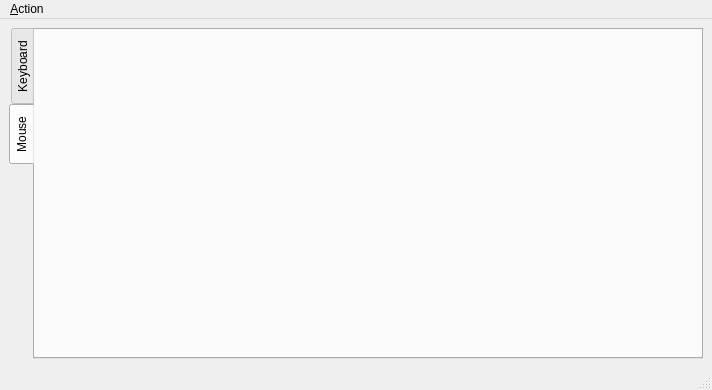
This is src/logitechapplet.ui in ChaosWars/logitechapplet as Qt 5 draws it before an edit. The edited form follows.
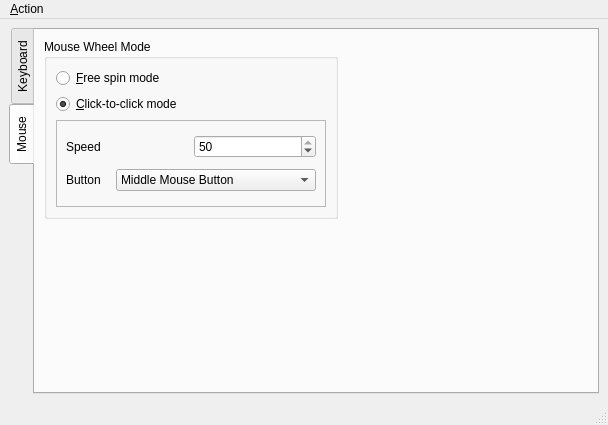
This is the edited form. Icons and pictures are not drawn.

The edit to the form file:
```diff
--- a/src/logitechapplet.ui
+++ b/src/logitechapplet.ui
@@ -6,8 +6,8 @@
    <rect>
     <x>0</x>
     <y>0</y>
-    <width>712</width>
-    <height>390</height>
+    <width>598</width>
+    <height>425</height>
    </rect>
   </property>
   <property name="windowTitle" >
@@ -198,6 +198,183 @@
        <attribute name="title" >
         <string>Mouse</string>
        </attribute>
+       <layout class="QGridLayout" >
+        <item row="0" column="0" >
+         <widget class="QGroupBox" name="mouseWheelModeGroupBox" >
+          <property name="minimumSize" >
+           <size>
+            <width>290</width>
+            <height>180</height>
+           </size>
+          </property>
+          <property name="title" >
+           <string>Mouse Wheel Mode</string>
+          </property>
+          <layout class="QVBoxLayout" >
+           <item>
+            <widget class="QRadioButton" name="freeSpinRadioButton" >
+             <property name="text" >
+              <string>&amp;Free spin mode</string>
+             </property>
+            </widget>
+           </item>
+           <item>
+            <widget class="QRadioButton" name="clickToClickRadioButton" >
+             <property name="text" >
+              <string>&amp;Click-to-click mode</string>
+             </property>
+             <property name="checked" >
+              <bool>true</bool>
+             </property>
+            </widget>
+           </item>
+           <item>
+            <widget class="QFrame" name="clickToClickFrame" >
+             <property name="minimumSize" >
+              <size>
+               <width>270</width>
+               <height>80</height>
+              </size>
+             </property>
+             <property name="frameShape" >
+              <enum>QFrame::StyledPanel</enum>
+             </property>
+             <property name="frameShadow" >
+              <enum>QFrame::Raised</enum>
+             </property>
+             <layout class="QVBoxLayout" >
+              <item>
+               <layout class="QHBoxLayout" >
+                <item>
+                 <widget class="QLabel" name="speedLabel" >
+                  <property name="text" >
+                   <string>Speed</string>
+                  </property>
+                 </widget>
+                </item>
+                <item>
+                 <widget class="QSpinBox" name="speedSpinBox" >
+                  <property name="minimumSize" >
+                   <size>
+                    <width>0</width>
+                    <height>22</height>
+                   </size>
+                  </property>
+                  <property name="toolTip" >
+                   <string>&lt;html>&lt;head>&lt;meta name="qrichtext" content="1" />&lt;style type="text/css">
+p, li { white-space: pre-wrap; }
+&lt;/style>&lt;/head>&lt;body style=" font-family:'Sans Serif'; font-size:9pt; font-weight:400; font-style:normal;">
+&lt;p style=" margin-top:0px; margin-bottom:0px; margin-left:0px; margin-right:0px; -qt-block-indent:0; text-indent:0px;">Speed at which to switch to free-spin mode. Values range from 0 - 50, with a value of 0 disabling switching to free-spin mode.&lt;/p>&lt;/body>&lt;/html></string>
+                  </property>
+                  <property name="maximum" >
+                   <number>50</number>
+                  </property>
+                  <property name="value" >
+                   <number>50</number>
+                  </property>
+                 </widget>
+                </item>
+               </layout>
+              </item>
+              <item>
+               <layout class="QHBoxLayout" >
+                <item>
+                 <widget class="QLabel" name="buttonLabel" >
+                  <property name="text" >
+                   <string>Button</string>
+                  </property>
+                 </widget>
+                </item>
+                <item>
+                 <widget class="QComboBox" name="buttonComboBox" >
+                  <property name="minimumSize" >
+                   <size>
+                    <width>200</width>
+                    <height>22</height>
+                   </size>
+                  </property>
+                  <item>
+                   <property name="text" >
+                    <string>Middle Mouse Button</string>
+                   </property>
+                  </item>
+                  <item>
+                   <property name="text" >
+                    <string>Rear Thumb Button</string>
+                   </property>
+                  </item>
+                  <item>
+                   <property name="text" >
+                    <string>Front Thumb Button</string>
+                   </property>
+                  </item>
+                  <item>
+                   <property name="text" >
+                    <string>Find Button</string>
+                   </property>
+                  </item>
+                  <item>
+                   <property name="text" >
+                    <string>Wheel Left Tilt</string>
+                   </property>
+                  </item>
+                  <item>
+                   <property name="text" >
+                    <string>Wheel Right Tilt</string>
+                   </property>
+                  </item>
+                  <item>
+                   <property name="text" >
+                    <string>Thumb Wheel Forward</string>
+                   </property>
+                  </item>
+                  <item>
+                   <property name="text" >
+                    <string>Thumb Wheel Backwards</string>
+                   </property>
+                  </item>
+                  <item>
+                   <property name="text" >
+                    <string>Thumb Wheel Clicked</string>
+                   </property>
+                  </item>
+                 </widget>
+                </item>
+               </layout>
+              </item>
+             </layout>
+            </widget>
+           </item>
+          </layout>
+         </widget>
+        </item>
+        <item row="0" column="1" >
+         <spacer>
+          <property name="orientation" >
+           <enum>Qt::Horizontal</enum>
+          </property>
+          <property name="sizeHint" >
+           <size>
+            <width>141</width>
+            <height>20</height>
+           </size>
+          </property>
+         </spacer>
+        </item>
+        <item row="1" column="0" >
+         <spacer>
+          <property name="orientation" >
+           <enum>Qt::Vertical</enum>
+          </property>
+          <property name="sizeHint" >
+           <size>
+            <width>20</width>
+            <height>31</height>
+           </size>
+          </property>
+         </spacer>
+        </item>
+       </layout>
       </widget>
      </widget>
     </item>
@@ -208,8 +385,8 @@
     <rect>
      <x>0</x>
      <y>0</y>
-     <width>712</width>
-     <height>32</height>
+     <width>598</width>
+     <height>29</height>
     </rect>
    </property>
    <widget class="QMenu" name="menu_Action" >
```
Left out of the diff: 1 changed line with no effect on the pictures.
